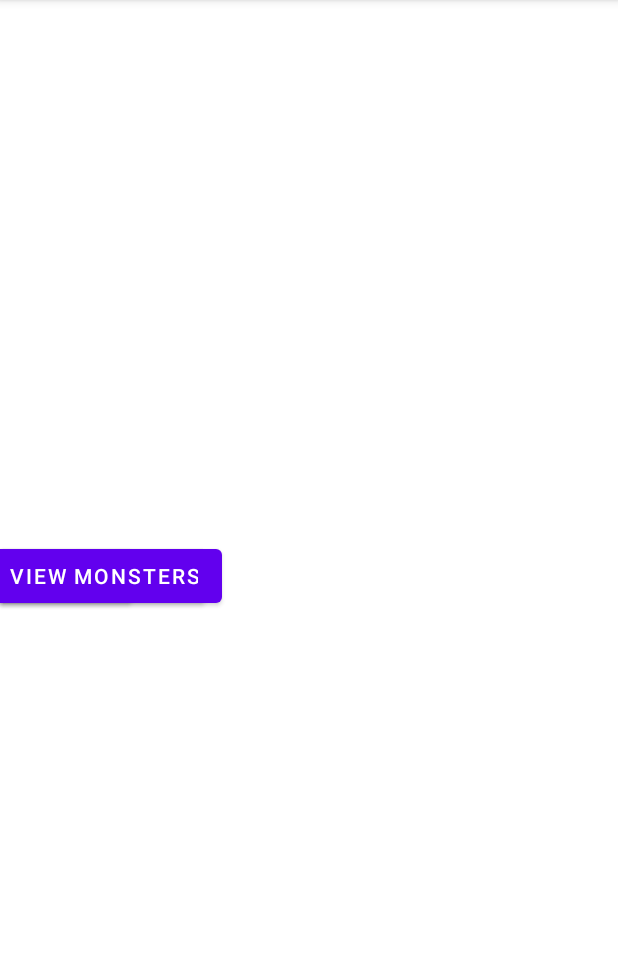
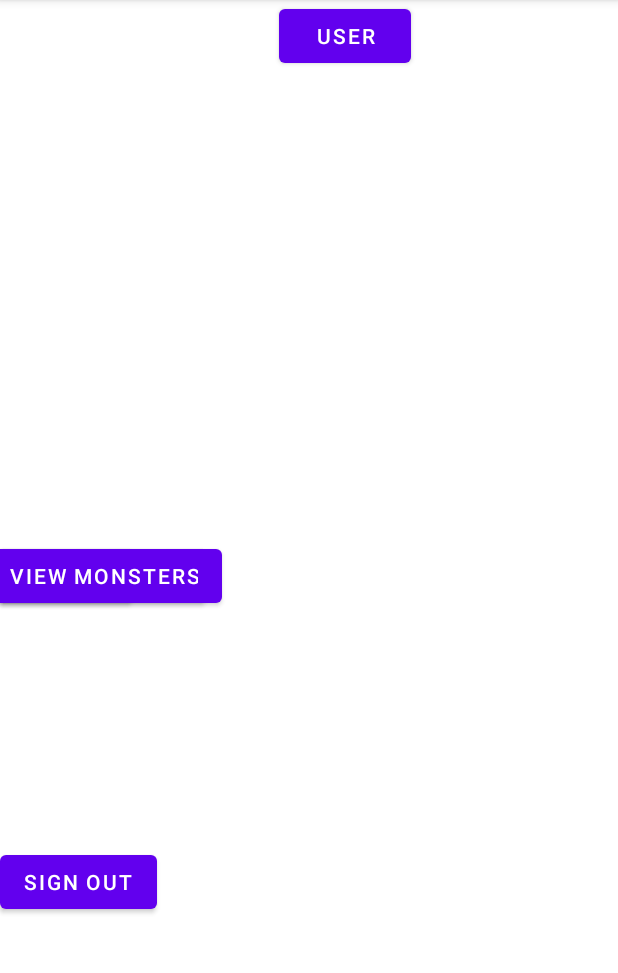
Before and after one commit to BhavikChand/Battle_Beasts, an Android app: the screen it shows after launch (BattleBeastsMenuPage), on a phone screen of 412 x 824 dp, the part 84-1057 px from its top. Run offline under Robolectric (Android 15) with nearby library versions, the phone set to English and light mode, and no system bars; our stand-ins replace Room's generated code; 1 statement that could not run was skipped.

Commit message:
Did more work for logging User in MainActivity.java, Finished catching up to Adding users to GymLog assignment video. Not one to one as my project is different. Gonig to ask a ta for help on logging in a User.

```diff
--- a/app/src/main/java/com/example/battlebeasts/MainActivity.java
+++ b/app/src/main/java/com/example/battlebeasts/MainActivity.java
@@ -1,12 +1,16 @@
 package com.example.battlebeasts;
 
+import androidx.appcompat.app.AlertDialog;
 import androidx.appcompat.app.AppCompatActivity;
 import androidx.room.Room;
 
 import android.content.Context;
+import android.content.DialogInterface;
 import android.content.Intent;
 import android.content.SharedPreferences;
 import android.os.Bundle;
+import android.view.Menu;
+import android.view.MenuItem;
 import android.view.View;
 import android.widget.Button;
 
@@ -35,6 +39,8 @@ public class MainActivity extends AppCompatActivity {
   private List<BattleLog> mBattleLogList;
 
   private int mUserId = -1;
+  private SharedPreferences mPreferences = null;
+  private User mUser;
 
   @Override
   protected void onCreate(Bundle savedInstanceState) {
@@ -44,6 +50,8 @@ public class MainActivity extends AppCompatActivity {
     getDatabase();
 
     checkForUser();
+    addUserToPreference(mUserId);
+    loginUser(mUserId);
 
     //gives us the binding object that allow us to access all of the fields
     binding = ActivityMainBinding.inflate(getLayoutInflater());
@@ -54,7 +62,7 @@ public class MainActivity extends AppCompatActivity {
     mDemoPublicUser = binding.homePageDemoPublicUserButton;
     mDemoAccountUser = binding.homePageDemoAccountUserButton;
 
-    refreshDisplay();
+//    refreshDisplay();
 
     //TODO Not sure if I need Sign in button here
 //    mSignIn.setOnClickListener(new View.OnClickListener() {
@@ -64,7 +72,56 @@ public class MainActivity extends AppCompatActivity {
 //        refreshDisplay();
 //      }
 //    });
-  }//end of onCreate
+  }//end of onCreate =================================================================
+
+  private void loginUser(int userId) {
+    mUser = mBattleLogDAO.getUserByUserId(userId);
+    invalidateOptionsMenu();
+
+  }
+
+  @Override
+  public boolean onPrepareOptionsMenu(Menu menu) {
+    if (mUser != null) {
+      MenuItem item = menu.findItem(R.id.buttonUserMenuSignOut);
+      item.setTitle(mUser.getUserName());
+    }
+    return super.onPrepareOptionsMenu(menu);
+  }
+
+  private void logoutUser() {
+    AlertDialog.Builder alertBuilder = new AlertDialog.Builder(this);
+
+    alertBuilder.setMessage(R.string.logout);
+
+    alertBuilder.setPositiveButton(getString(R.string.yes),
+            new DialogInterface.OnClickListener() {
+              @Override
+              public void onClick(DialogInterface dialogInterface, int i) {
+                clearUserFromIntent();;
+                clearUserFromPref();
+                mUserId = -1;
+                checkForUser();
+              }
+            });
+    alertBuilder.setNegativeButton(getString(R.string.no),
+            new DialogInterface.OnClickListener() {
+              @Override
+              public void onClick(DialogInterface dialogInterface, int which) {
+                //We don't really need to do anything here.
+              }
+            });
+
+    alertBuilder.create().show();
+  }
+
+  private void addUserToPreference(int userId) {
+    if (mPreferences == null) {
+      getPrefs();
+    }
+    SharedPreferences.Editor editor = mPreferences.edit();
+    editor.putInt(USER_ID_KEY, userId);
+  }
 
   private void getDatabase() {
     mBattleLogDAO = Room.databaseBuilder(this, AppDataBase.class, AppDataBase.DATABASE_NAME).allowMainThreadQueries().build().BattleLogDAO();
@@ -79,8 +136,11 @@ public class MainActivity extends AppCompatActivity {
       return;
     }
 
-    SharedPreferences preferences = this.getSharedPreferences(PREFERENCES_KEY, Context.MODE_PRIVATE);
-    mUserId = preferences.getInt(USER_ID_KEY, -1);
+    if (mPreferences == null) {
+      getPrefs();
+    }
+
+    mUserId = mPreferences.getInt(USER_ID_KEY, -1);
 
     if (mUserId != -1) {
       return;
@@ -99,10 +159,23 @@ public class MainActivity extends AppCompatActivity {
 
   }
 
-  //TODO Not sure if I need Sign in button here
-//  private void signInBattleLog() {
-//
-//  }
+  private void getPrefs() {
+    mPreferences = this.getSharedPreferences(PREFERENCES_KEY, Context.MODE_PRIVATE);
+  }
+
+  private void clearUserFromIntent() {
+    getIntent().putExtra(USER_ID_KEY, -1);
+  }
+
+  private void clearUserFromPref() {
+    addUserToPreference(-1);
+  }
+
+  //TODO: Finish this
+  private void addUserToPreference() {
+
+  }
+
 
 
   //TODO RefreshDisplay Likely different
--- a/app/src/main/res/layout/activity_battle_beasts_menu_page.xml
+++ b/app/src/main/res/layout/activity_battle_beasts_menu_page.xml
@@ -33,4 +33,30 @@
         app:layout_constraintEnd_toStartOf="@+id/buttonBattleInMenu"
         app:layout_constraintStart_toEndOf="@+id/buttonCreateTeamInMenu"
         app:layout_constraintTop_toTopOf="parent" />
+
+    <Button
+        android:id="@+id/buttonUserMenuSignOut"
+        android:layout_width="wrap_content"
+        android:layout_height="wrap_content"
+        android:text="@string/sign_out"
+        app:layout_constraintBottom_toBottomOf="parent"
+        app:layout_constraintTop_toBottomOf="@+id/buttonBattleInMenu"
+        tools:layout_editor_absoluteX="536dp" />
+
+    <ImageView
+        android:id="@+id/imageView"
+        android:layout_width="48dp"
+        android:layout_height="47dp"
+        tools:layout_editor_absoluteX="566dp"
+        tools:layout_editor_absoluteY="14dp"
+        tools:srcCompat="@tools:sample/avatars" />
+
+    <Button
+        android:id="@+id/buttonUserName"
+        android:layout_width="wrap_content"
+        android:layout_height="wrap_content"
+        android:text="User"
+        app:layout_constraintEnd_toEndOf="parent"
+        app:layout_constraintStart_toEndOf="@+id/imageView"
+        tools:layout_editor_absoluteY="13dp" />
 </androidx.constraintlayout.widget.ConstraintLayout>
--- a/app/src/main/res/values/strings.xml
+++ b/app/src/main/res/values/strings.xml
@@ -6,4 +6,5 @@
     <string name="create_team">Create Team</string>
     <string name="view_monsters">View Monsters</string>
     <string name="battle">Battle</string>
+    <string name="sign_out">Sign Out</string>
 </resources>
```
Also changed, not shown: app/src/main/java/com/example/battlebeasts/SignIn.java (+40 -5 lines).
